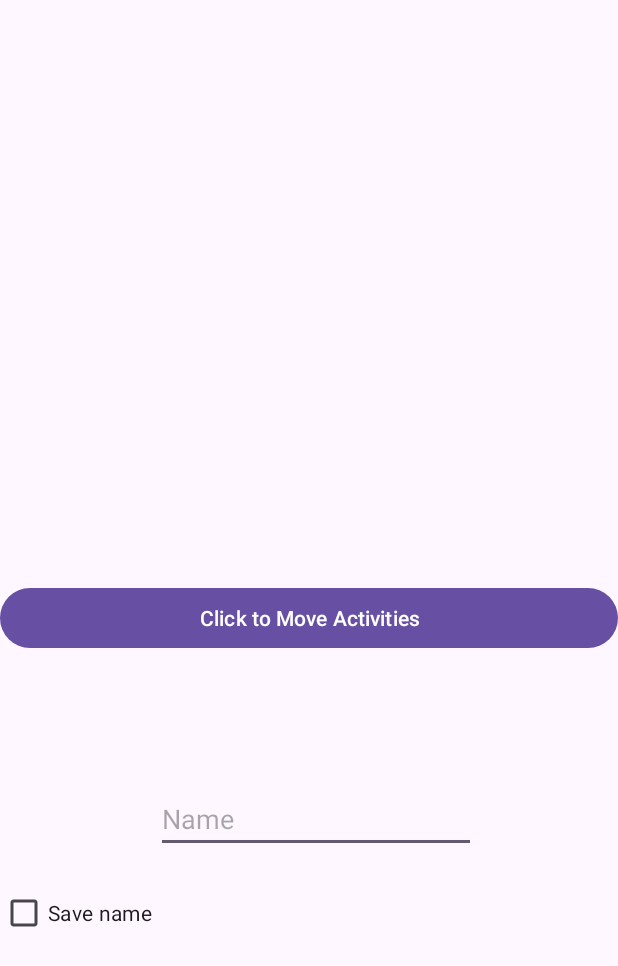
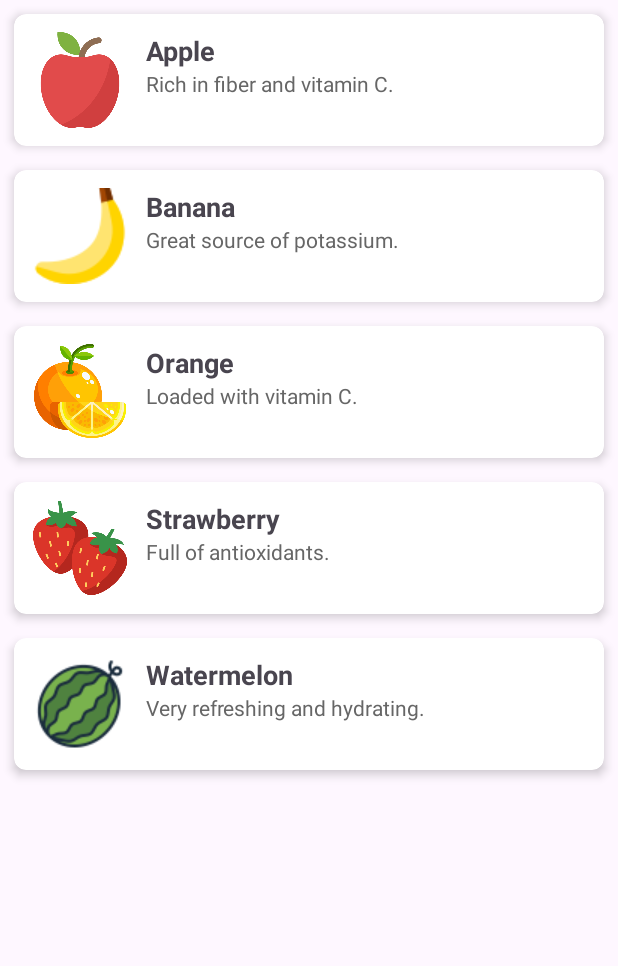
Before and after one commit to hagit22/FruitRecycler, an Android app: the screen it shows after launch (ExampleActivity before the commit, FruitActivity after it), on a phone screen of 412 x 824 dp. Shown: the top 966 px of the screen. Run offline under Robolectric (Android 15) with nearby library versions, the phone set to English and light mode, and no system bars.

Commit message:
Added Recycler View Tutorial - all files with Seminar

```diff
--- a/app/src/main/java/com/example/seminarfirstdemoapp/ExampleActivity.java
+++ b/app/src/main/java/com/example/seminarfirstdemoapp/ExampleActivity.java
@@ -17,18 +17,6 @@ public class ExampleActivity extends AppCompatActivity {
     @Override
     protected void onCreate(Bundle savedInstanceState) {
         super.onCreate(savedInstanceState);
-        EdgeToEdge.enable(this);
-        setContentView(R.layout.activity_example);
-        ViewCompat.setOnApplyWindowInsetsListener(findViewById(R.id.main), (v, insets) -> {
-            Insets systemBars = insets.getInsets(WindowInsetsCompat.Type.systemBars());
-            v.setPadding(systemBars.left, systemBars.top, systemBars.right, systemBars.bottom);
-            return insets;
-        });
-
-        checkIfFirstRun();
-
-
-
     }
 
     private void checkIfFirstRun() {
--- /dev/null
+++ b/app/src/main/java/com/example/seminarfirstdemoapp/FruitActivity.java
@@ -0,0 +1,87 @@
+package com.example.seminarfirstdemoapp;
+
+import android.os.Bundle;
+
+import androidx.activity.EdgeToEdge;
+import androidx.appcompat.app.AppCompatActivity;
+import androidx.core.graphics.Insets;
+import androidx.core.view.ViewCompat;
+import androidx.core.view.WindowInsetsCompat;
+import androidx.recyclerview.widget.ItemTouchHelper;
+import androidx.recyclerview.widget.LinearLayoutManager;
+import androidx.recyclerview.widget.RecyclerView;
+
+import java.util.ArrayList;
+import java.util.Collections;
+import java.util.List;
+
+public class FruitActivity extends AppCompatActivity {
+
+
+    private RecyclerView recyclerView;
+    private MyAdapter myAdapter;
+    private List<FruitItem> fruitList;
+    @Override
+    protected void onCreate(Bundle savedInstanceState) {
+        super.onCreate(savedInstanceState);
+        EdgeToEdge.enable(this);
+        setContentView(R.layout.activity_fruit);
+        ViewCompat.setOnApplyWindowInsetsListener(findViewById(R.id.main), (v, insets) -> {
+            Insets systemBars = insets.getInsets(WindowInsetsCompat.Type.systemBars());
+            v.setPadding(systemBars.left, systemBars.top, systemBars.right, systemBars.bottom);
+            return insets;
+        });
+
+
+        setUpRecyclerView();
+
+
+    }
+
+    private void setUpRecyclerView() {
+
+        recyclerView = findViewById(R.id.recyclerView);
+        recyclerView.setLayoutManager(new LinearLayoutManager(this));
+        // Sample fruit data
+        fruitList = new ArrayList<>();
+        fruitList.add(new FruitItem(R.drawable.apple, "Apple", "Rich in fiber and vitamin C."));
+        fruitList.add(new FruitItem(R.drawable.banana, "Banana", "Great source of potassium."));
+        fruitList.add(new FruitItem(R.drawable.orange, "Orange", "Loaded with vitamin C."));
+        fruitList.add(new FruitItem(R.drawable.strawberry, "Strawberry", "Full of antioxidants."));
+        fruitList.add(new FruitItem(R.drawable.watermelon, "Watermelon", "Very refreshing and hydrating."));
+        // Add more fruits as desired
+
+        myAdapter = new MyAdapter(fruitList);
+        recyclerView.setAdapter(myAdapter);
+
+        // use ItemTouchHelper for drag and drop or swipe actions if needed
+        // For example, you can implement drag and drop functionality here
+        // ItemTouchHelper for swipe-to-delete
+        ItemTouchHelper.SimpleCallback simpleCallback = new ItemTouchHelper.SimpleCallback(
+                ItemTouchHelper.UP | ItemTouchHelper.DOWN, // Enable drag directions
+                ItemTouchHelper.LEFT | ItemTouchHelper.RIGHT // Enable swipe left and right
+        ) {
+            @Override
+            public boolean onMove(RecyclerView recyclerView, RecyclerView.ViewHolder viewHolder, RecyclerView.ViewHolder target) {
+                int fromPos = viewHolder.getAdapterPosition();
+                int toPos = target.getAdapterPosition();
+                // Swap items and notify adapter
+                Collections.swap(fruitList, fromPos, toPos);
+                myAdapter.notifyItemMoved(fromPos, toPos);
+                return true;
+            }
+
+            @Override
+            public void onSwiped(RecyclerView.ViewHolder viewHolder, int direction) {
+                int position = viewHolder.getAdapterPosition();
+                fruitList.remove(position);
+                myAdapter.notifyItemRemoved(position);
+            }
+        };
+
+        ItemTouchHelper itemTouchHelper = new ItemTouchHelper(simpleCallback);
+        itemTouchHelper.attachToRecyclerView(recyclerView);
+    }
+        // Optional: Set item click listener if needed
+
+    }
--- /dev/null
+++ b/app/src/main/java/com/example/seminarfirstdemoapp/FruitItem.java
@@ -0,0 +1,37 @@
+package com.example.seminarfirstdemoapp;
+
+public class FruitItem {
+    private int imageResource;
+    private String name;
+    private String description;
+
+    public FruitItem(int imageResource, String name, String description) {
+        this.imageResource = imageResource;
+        this.name = name;
+        this.description = description;
+    }
+
+    public int getImageResource() {
+        return imageResource;
+    }
+
+    public void setImageResource(int imageResource) {
+        this.imageResource = imageResource;
+    }
+
+    public String getName() {
+        return name;
+    }
+
+    public void setName(String name) {
+        this.name = name;
+    }
+
+    public String getDescription() {
+        return description;
+    }
+
+    public void setDescription(String description) {
+        this.description = description;
+    }
+}
--- /dev/null
+++ b/app/src/main/java/com/example/seminarfirstdemoapp/MyAdapter.java
@@ -0,0 +1,69 @@
+package com.example.seminarfirstdemoapp;
+
+import android.util.Log;
+import android.view.LayoutInflater;
+import android.view.View;
+import android.view.ViewGroup;
+import android.widget.ImageView;
+import android.widget.TextView;
+import android.widget.Toast;
+
+import androidx.annotation.NonNull;
+import androidx.recyclerview.widget.RecyclerView;
+import java.util.List;
+
+public class MyAdapter extends RecyclerView.Adapter<MyAdapter.MyViewHolder> {
+
+    private List<FruitItem> itemList;
+
+    public MyAdapter(List<FruitItem> itemList) {
+        this.itemList = itemList;
+    }
+
+    class MyViewHolder extends RecyclerView.ViewHolder {
+        ImageView imageViewItem;
+        TextView textViewTitle;
+        TextView textViewDescription;
+
+        public MyViewHolder(View itemView) {
+            super(itemView);
+            imageViewItem = itemView.findViewById(R.id.imageViewItem);
+            textViewTitle = itemView.findViewById(R.id.textViewTitle);
+            textViewDescription = itemView.findViewById(R.id.textViewDescription);
+        }
+    }
+
+    @NonNull
+    @Override
+    public MyViewHolder onCreateViewHolder(@NonNull ViewGroup parent, int viewType) {
+        View v = LayoutInflater.from(parent.getContext())
+                .inflate(R.layout.item_row, parent, false);
+        return new MyViewHolder(v);
+    }
+
+    @Override
+    public void onBindViewHolder(@NonNull MyViewHolder holder, int position) {
+        FruitItem currentItem = itemList.get(position);
+        holder.imageViewItem.setImageResource(currentItem.getImageResource());
+        holder.textViewTitle.setText(currentItem.getName());
+        holder.textViewDescription.setText(currentItem.getDescription());
+
+
+        // beginner - option
+        // Set an OnClickListener on the itemView to handle clicks
+        // better is use an interface for click events
+        holder.itemView.setOnClickListener(new View.OnClickListener() {
+            @Override
+            public void onClick(View v) {
+                // Handle click here, you have access to currentItem or position
+                Toast.makeText(v.getContext(), "Clicked: " + currentItem.getName(), Toast.LENGTH_SHORT).show();
+                Log.d("Adapter", "Clicked: " + currentItem.getName());
+            }
+        });
+    }
+
+    @Override
+    public int getItemCount() {
+        return itemList.size();
+    }
+}
--- /dev/null
+++ b/app/src/main/res/layout/activity_fruit.xml
@@ -0,0 +1,25 @@
+<?xml version="1.0" encoding="utf-8"?>
+<androidx.constraintlayout.widget.ConstraintLayout xmlns:android="http://schemas.android.com/apk/res/android"
+    xmlns:app="http://schemas.android.com/apk/res-auto"
+    xmlns:tools="http://schemas.android.com/tools"
+    android:id="@+id/main"
+    android:layout_width="match_parent"
+    android:layout_height="match_parent"
+    tools:context=".FruitActivity">
+
+
+    <androidx.recyclerview.widget.RecyclerView
+        android:id="@+id/recyclerView"
+        android:layout_width="0dp"
+        android:layout_height="0dp"
+        android:layout_marginStart="1dp"
+        android:layout_marginTop="1dp"
+        android:layout_marginEnd="1dp"
+        android:layout_marginBottom="1dp"
+        app:layout_constraintBottom_toBottomOf="parent"
+        app:layout_constraintEnd_toEndOf="parent"
+        app:layout_constraintHorizontal_bias="0.0"
+        app:layout_constraintStart_toStartOf="parent"
+        app:layout_constraintTop_toTopOf="parent"
+        app:layout_constraintVertical_bias="0.0" />
+</androidx.constraintlayout.widget.ConstraintLayout>
--- /dev/null
+++ b/app/src/main/res/layout/item_row.xml
@@ -0,0 +1,48 @@
+<?xml version="1.0" encoding="utf-8"?>
+<androidx.cardview.widget.CardView xmlns:android="http://schemas.android.com/apk/res/android"
+    xmlns:app="http://schemas.android.com/apk/res-auto"
+    android:layout_width="match_parent"
+    android:layout_height="wrap_content"
+    android:layout_margin="8dp"
+    app:cardCornerRadius="8dp"
+    app:cardElevation="4dp">
+
+    <LinearLayout
+        android:layout_width="match_parent"
+        android:layout_height="wrap_content"
+        android:orientation="horizontal"
+        android:padding="12dp">
+
+        <ImageView
+            android:id="@+id/imageViewItem"
+            android:layout_width="64dp"
+            android:layout_height="64dp"
+            android:scaleType="centerCrop"
+            android:src="@drawable/apple" />
+
+        <LinearLayout
+            android:layout_width="0dp"
+            android:layout_height="wrap_content"
+            android:layout_weight="1"
+            android:orientation="vertical"
+            android:paddingStart="12dp"
+            android:paddingLeft="12dp">
+
+            <TextView
+                android:id="@+id/textViewTitle"
+                android:layout_width="wrap_content"
+                android:layout_height="wrap_content"
+                android:text="Fruit Name"
+                android:textSize="18sp"
+                android:textStyle="bold" />
+
+            <TextView
+                android:id="@+id/textViewDescription"
+                android:layout_width="wrap_content"
+                android:layout_height="wrap_content"
+                android:text="Short description"
+                android:textSize="14sp"
+                android:textColor="#666666" />
+        </LinearLayout>
+    </LinearLayout>
+</androidx.cardview.widget.CardView>
```
Also changed, not shown: app/src/main/AndroidManifest.xml (+10 -4 lines), app/src/main/java/com/example/seminarfirstdemoapp/FruitSeminarActivity.java (added, +60 -0 lines), app/src/main/java/com/example/seminarfirstdemoapp/FruitSeminarAdapter.java (added, +71 -0 lines), app/src/main/java/com/example/seminarfirstdemoapp/FruitSeminarItem.java (added, +37 -0 lines), app/src/main/res/layout/activity_fruit_seminar.xml (added, +24 -0 lines), app/src/main/res/layout/fruit_seminar_row.xml (added, +37 -0 lines), app/src/main/res/drawable/apple.png (added), app/src/main/res/drawable/banana.png (added), app/src/main/res/drawable/orange.png (added), app/src/main/res/drawable/strawberry.png (added), app/src/main/res/drawable/watermelon.png (added).
